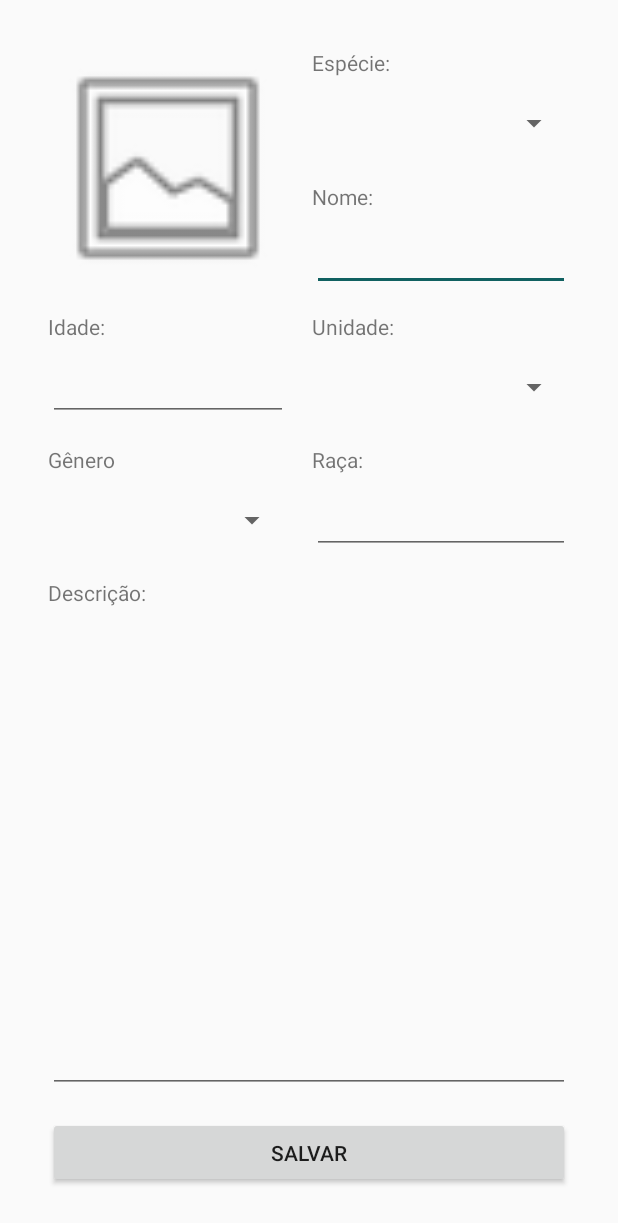
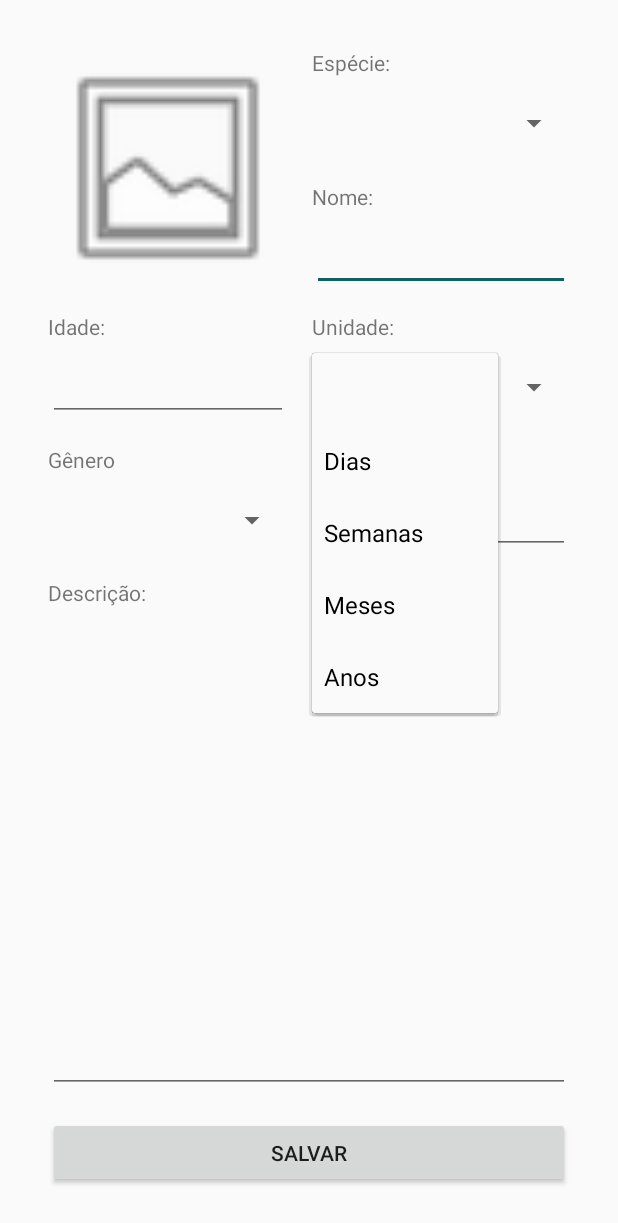
Before and after one commit to victorpereiradepaula/PetsForAll, an Android app: the AddPet screen opened directly, with no data from a screen before it, after a tap on an icon or button, on a phone screen of 412 x 824 dp. Shown: the top 1223 px of the screen. Run offline under Robolectric (Android 15) with nearby library versions, the phone set to English and light mode, and no system bars.

Commit message:
arrays de strings

```diff
--- a/app/src/main/res/layout/activity_add_pet.xml
+++ b/app/src/main/res/layout/activity_add_pet.xml
@@ -106,6 +106,7 @@
         android:layout_width="0dp"
         android:layout_height="0dp"
         android:layout_marginTop="8dp"
+        android:entries="@array/array_time_unit"
         app:layout_constraintBottom_toBottomOf="@+id/editText10"
         app:layout_constraintEnd_toEndOf="@+id/textView24"
         app:layout_constraintStart_toStartOf="@+id/textView24"
@@ -116,6 +117,7 @@
         android:layout_width="0dp"
         android:layout_height="46dp"
         android:layout_marginTop="8dp"
+        android:entries="@array/array_species"
         app:layout_constraintEnd_toEndOf="@+id/textView23"
         app:layout_constraintStart_toStartOf="@+id/textView23"
         app:layout_constraintTop_toBottomOf="@+id/textView23" />
@@ -135,6 +137,7 @@
         android:id="@+id/spinner3"
         android:layout_width="0dp"
         android:layout_height="0dp"
+        android:entries="@array/array_gender"
         app:layout_constraintBottom_toBottomOf="@+id/editText8"
         app:layout_constraintEnd_toEndOf="@+id/textView21"
         app:layout_constraintStart_toStartOf="@+id/textView21"
--- a/app/src/main/res/values/strings.xml
+++ b/app/src/main/res/values/strings.xml
@@ -39,7 +39,31 @@
     <string name="adoption_setting">Configuração de adoção</string>
     <string name="contact">Contato</string>
     <string name="title_activity_login">Sign in</string>
+    <string name="days">Dias</string>
+    <string name="weeks">Semanas</string>
+    <string name="months">Meses</string>
+    <string name="years">Anos</string>
     <string name="not_implemented">Funcionalidade não implementada nesta versão do aplicativo.</string>
+
+    <string-array name="array_gender">
+        <item></item>
+        <item>@string/female</item>
+        <item>@string/male</item>
+    </string-array>
+
+    <string-array name="array_species">
+        <item></item>
+        <item>@string/dog</item>
+        <item>@string/cat</item>
+    </string-array>
+
+    <string-array name="array_time_unit">
+        <item></item>
+        <item>@string/days</item>
+        <item>@string/weeks</item>
+        <item>@string/months</item>
+        <item>@string/years</item>
+    </string-array>
 
     <!-- TODO: Remove or change this placeholder text -->
     <string name="hello_blank_fragment">Hello blank fragment</string>
```
